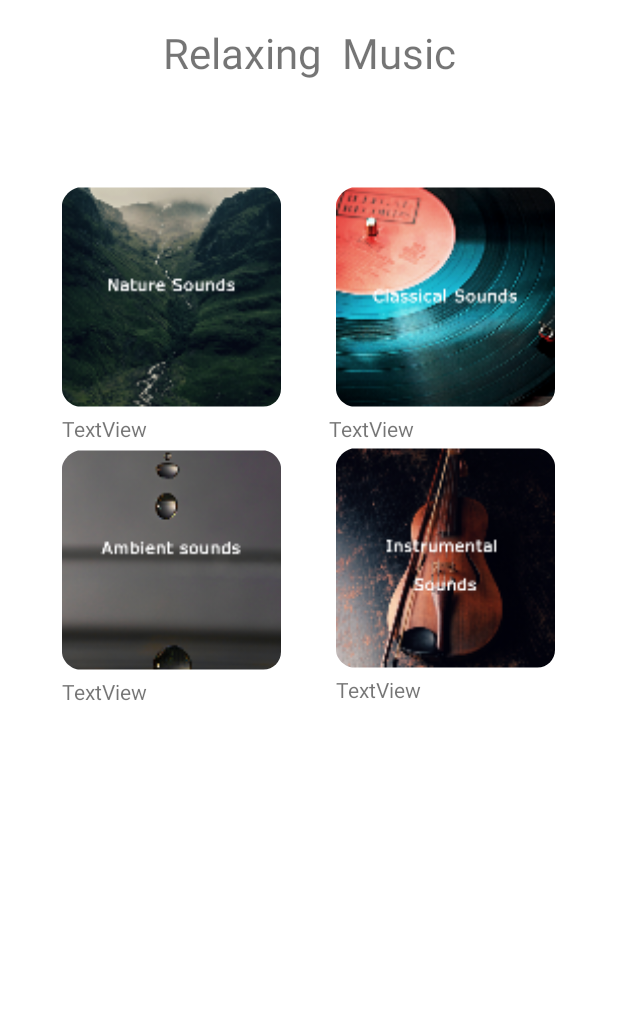
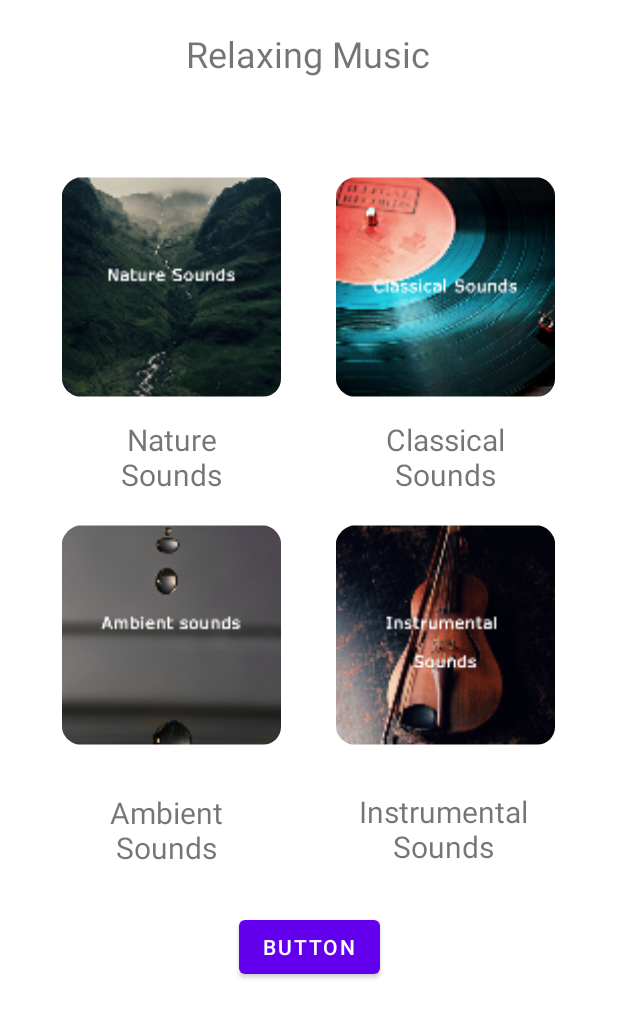
Before and after one commit to wc4you/WeCareForYou_1, an Android app: the layout activity_music.xml on its own in the app's theme, with its tools: preview values and no code run, on a phone screen of 412 x 824 dp. Shown: the top 1018 px of the screen. Run offline under Robolectric (Android 15) with nearby library versions, the phone set to English and light mode, and no system bars.

Commit message:
commit 6

```diff
--- a/app/build.gradle
+++ b/app/build.gradle
@@ -38,6 +38,8 @@ dependencies {
     implementation 'com.google.firebase:firebase-storage:20.0.1'
     implementation 'com.google.firebase:firebase-firestore:24.1.2'
     implementation 'com.google.firebase:firebase-database:20.0.5'
+    implementation 'androidx.navigation:navigation-fragment:2.4.2'
+    implementation 'androidx.navigation:navigation-ui:2.4.2'
     testImplementation 'junit:junit:4.13.2'
     androidTestImplementation 'androidx.test.ext:junit:1.1.3'
     androidTestImplementation 'androidx.test.espresso:espresso-core:3.4.0'
--- a/app/src/main/res/layout/activity_home.xml
+++ b/app/src/main/res/layout/activity_home.xml
@@ -42,6 +42,7 @@
     </LinearLayout>
 
     <LinearLayout
+        android:id="@+id/linearlayout2"
         android:layout_width="369dp"
         android:layout_height="150dp"
         android:layout_marginLeft="20dp"
@@ -57,7 +58,7 @@
         app:layout_constraintVertical_bias="0.14">
 
         <ImageView
-            android:id="@+id/imageView3"
+            android:id="@+id/classicalimg"
             android:layout_width="71dp"
             android:layout_height="match_parent"
             android:layout_weight="1"
--- a/app/src/main/res/layout/activity_music.xml
+++ b/app/src/main/res/layout/activity_music.xml
@@ -7,13 +7,15 @@
     tools:context=".MusicActivity">
 
     <TextView
-        android:id="@+id/textView6"
-        android:layout_width="221dp"
-        android:layout_height="70dp"
+        android:id="@+id/textView7"
+        android:layout_width="210dp"
+        android:layout_height="40dp"
+        android:layout_marginTop="16dp"
         android:gravity="center"
-        android:text="Relaxing  Music"
-        android:textSize="28sp"
+        android:text="Relaxing Music"
+        android:textSize="24sp"
         app:layout_constraintEnd_toEndOf="parent"
+        app:layout_constraintHorizontal_bias="0.497"
         app:layout_constraintStart_toStartOf="parent"
         app:layout_constraintTop_toTopOf="parent" />
 
@@ -23,10 +25,10 @@
         app:layout_constraintBottom_toBottomOf="parent"
         app:layout_constraintEnd_toEndOf="parent"
         app:layout_constraintStart_toStartOf="parent"
-        app:layout_constraintTop_toBottomOf="@+id/textView6">
+        app:layout_constraintTop_toBottomOf="@+id/textView7">
 
         <ImageView
-            android:id="@+id/imageView2"
+            android:id="@+id/natureimg"
             android:layout_width="146dp"
             android:layout_height="156dp"
             android:layout_marginLeft="35dp"
@@ -35,67 +37,98 @@
             app:srcCompat="@mipmap/ic_launcher_natureimage" />
 
         <ImageView
-            android:id="@+id/imageView3"
+            android:id="@+id/classicalimg"
             android:layout_width="146dp"
             android:layout_height="156dp"
             app:layout_constraintEnd_toEndOf="parent"
-            app:layout_constraintStart_toEndOf="@+id/imageView2"
+            app:layout_constraintStart_toEndOf="@+id/natureimg"
             app:srcCompat="@mipmap/ic_launcher_classicalimage"
             tools:ignore="MissingConstraints" />
 
         <TextView
-            android:id="@+id/textView7"
-            android:layout_width="wrap_content"
+            android:id="@+id/Naturetxt"
+            android:layout_width="146dp"
             android:layout_height="wrap_content"
-            android:text="TextView"
             android:layout_marginLeft="35dp"
+            android:layout_marginTop="10dp"
+            android:gravity="center"
+            android:text="Nature     Sounds"
+            android:textSize="20sp"
             app:layout_constraintStart_toStartOf="parent"
-            app:layout_constraintTop_toBottomOf="@+id/imageView2" />
+            app:layout_constraintTop_toBottomOf="@+id/natureimg" />
 
         <TextView
-            android:id="@+id/textView8"
-            android:layout_width="65dp"
-            android:layout_height="18dp"
-            android:text="TextView"
+            android:id="@+id/Classicaltxt"
+            android:layout_width="146dp"
+            android:layout_height="wrap_content"
+            android:layout_marginTop="10dp"
+            android:gravity="center"
+            android:text="Classical Sounds"
+            android:textSize="20sp"
             app:layout_constraintEnd_toEndOf="parent"
-            app:layout_constraintStart_toEndOf="@+id/textView7"
-            app:layout_constraintTop_toBottomOf="@+id/imageView3" />
+            app:layout_constraintStart_toEndOf="@+id/Naturetxt"
+            app:layout_constraintTop_toBottomOf="@+id/classicalimg" />
 
         <ImageView
-            android:id="@+id/imageView6"
+            android:id="@+id/ambientimg"
             android:layout_width="146dp"
             android:layout_height="156dp"
             android:layout_marginLeft="35dp"
+            android:layout_marginTop="15dp"
             app:layout_constraintStart_toStartOf="parent"
-            app:layout_constraintTop_toBottomOf="@+id/textView7"
+            app:layout_constraintTop_toBottomOf="@+id/Naturetxt"
             app:srcCompat="@mipmap/ic_launcher_ambientimage" />
 
         <ImageView
-            android:id="@+id/imageView7"
+            android:id="@+id/instrumentalimg"
             android:layout_width="146dp"
             android:layout_height="156dp"
+            android:layout_marginTop="15dp"
             app:layout_constraintEnd_toEndOf="parent"
-            app:layout_constraintStart_toEndOf="@+id/imageView6"
-            app:layout_constraintTop_toBottomOf="@+id/textView8"
+            app:layout_constraintStart_toEndOf="@+id/ambientimg"
+            app:layout_constraintTop_toBottomOf="@+id/Classicaltxt"
             app:srcCompat="@mipmap/ic_launcher_instrumentalimage" />
 
         <TextView
-            android:id="@+id/textView9"
+            android:id="@+id/ambienttxt"
+            android:layout_width="146dp"
+            android:layout_height="wrap_content"
+            android:layout_marginStart="32dp"
+            android:layout_marginTop="10dp"
+            android:gravity="center"
+            android:text="Ambient  Sounds"
+            android:textSize="20sp"
+            app:layout_constraintBottom_toBottomOf="parent"
+            app:layout_constraintStart_toStartOf="parent"
+            app:layout_constraintTop_toBottomOf="@+id/ambientimg"
+            app:layout_constraintVertical_bias="0.082" />
+
+        <TextView
+            android:id="@+id/instrumentaltxt"
+            android:layout_width="146dp"
+            android:layout_height="wrap_content"
+            android:layout_marginTop="10dp"
+            android:gravity="center"
+            android:text="Instrumental Sounds"
+            android:textSize="20sp"
+            app:layout_constraintBottom_toBottomOf="parent"
+            app:layout_constraintEnd_toEndOf="parent"
+            app:layout_constraintHorizontal_bias="0.513"
+            app:layout_constraintStart_toEndOf="@+id/ambienttxt"
+            app:layout_constraintTop_toBottomOf="@+id/instrumentalimg"
+            app:layout_constraintVertical_bias="0.078" />
+
+        <Button
+            android:id="@+id/button"
             android:layout_width="wrap_content"
             android:layout_height="wrap_content"
-            android:text="TextView"
-            android:layout_marginLeft="35dp"
+            android:text="Button"
+            app:layout_constraintBottom_toBottomOf="parent"
+            app:layout_constraintEnd_toEndOf="parent"
             app:layout_constraintStart_toStartOf="parent"
-            app:layout_constraintTop_toBottomOf="@+id/imageView6" />
-
-        <TextView
-            android:id="@+id/textView10"
-            android:layout_width="wrap_content"
-            android:layout_height="wrap_content"
-            android:text="TextView"
-            app:layout_constraintEnd_toEndOf="parent"
-            app:layout_constraintStart_toEndOf="@+id/textView9"
-            app:layout_constraintTop_toBottomOf="@+id/imageView7" />
+            app:layout_constraintTop_toTopOf="parent"
+            app:layout_constraintVertical_bias="0.815" />
 
     </androidx.constraintlayout.widget.ConstraintLayout>
+
 </androidx.constraintlayout.widget.ConstraintLayout>
```
Also changed, not shown: app/src/main/AndroidManifest.xml (+9 -0 lines), app/src/main/java/com/iabug/wecareforyou/HomeActivity.java (+9 -0 lines), app/src/main/java/com/iabug/wecareforyou/MusicActivity.java (+51 -0 lines), app/src/main/java/com/iabug/wecareforyou/MusicListActivity.java (added, +37 -0 lines), app/src/main/java/com/iabug/wecareforyou/PlayActivity.java (added, +140 -0 lines), app/src/main/res/layout/activity_musiclist.xml (+27 -24 lines), app/src/main/res/layout/activity_play.xml (added, +81 -0 lines), app/src/main/res/navigation/nav_graph.xml (deleted, +0 -28 lines), 1 other file.
